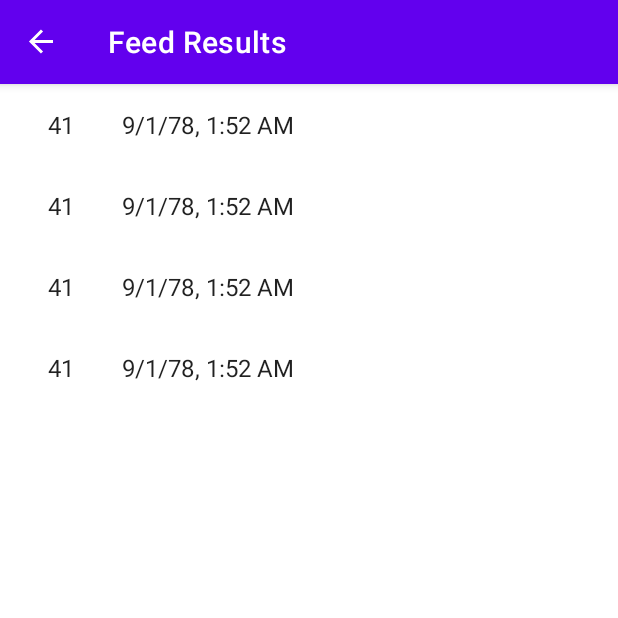
After one commit to m0rk4/Android-Intro, an Android app: the FeedResultsFragment screen opened through its navigation route, on a phone screen of 412 x 824 dp, the top half of it. The commit adds this screen. Run offline under Robolectric (Android 15) with nearby library versions, the phone set to English and light mode, and no system bars; our stand-ins replace Room's generated code, navigation-ui.

Commit message:
Skeleton of feed results added

```diff
--- a/app/build.gradle
+++ b/app/build.gradle
@@ -52,6 +52,7 @@ dependencies {
     implementation 'androidx.lifecycle:lifecycle-livedata-ktx:2.4.1'
     implementation 'androidx.lifecycle:lifecycle-viewmodel-ktx:2.4.1'
     implementation 'androidx.legacy:legacy-support-v4:1.0.0'
+    implementation 'androidx.recyclerview:recyclerview:1.2.1'
     testImplementation 'junit:junit:4.13.2'
     androidTestImplementation 'androidx.test.ext:junit:1.1.3'
     androidTestImplementation 'androidx.test.espresso:espresso-core:3.4.0'
--- a/app/src/main/java/com/example/feedthenyusha/AboutDeveloperFragment.kt
+++ b/app/src/main/java/com/example/feedthenyusha/about/developer/AboutDeveloperFragment.kt
@@ -1,10 +1,11 @@
-package com.example.feedthenyusha
+package com.example.feedthenyusha.about.developer
 
 import android.os.Bundle
 import android.view.LayoutInflater
 import android.view.View
 import android.view.ViewGroup
 import androidx.fragment.app.Fragment
+import com.example.feedthenyusha.R
 
 class AboutDeveloperFragment : Fragment() {
 
--- a/app/src/main/java/com/example/feedthenyusha/game/GameFragment.kt
+++ b/app/src/main/java/com/example/feedthenyusha/game/GameFragment.kt
@@ -81,6 +81,8 @@ class GameFragment : Fragment() {
                 .navigate(GameFragmentDirections.actionGameFragmentToAboutDeveloperFragment())
             R.id.sign_out -> userProfileViewModel.resetUser(binding.root.context)
             R.id.save -> saveResult()
+            R.id.results -> findNavController()
+                .navigate(GameFragmentDirections.actionGameFragmentToFeedResultsFragment())
         }
         return true
     }
--- /dev/null
+++ b/app/src/main/java/com/example/feedthenyusha/results/FeedResultsFragment.kt
@@ -0,0 +1,43 @@
+package com.example.feedthenyusha.results
+
+import android.os.Bundle
+import android.view.LayoutInflater
+import android.view.View
+import android.view.ViewGroup
+import androidx.fragment.app.Fragment
+import androidx.recyclerview.widget.LinearLayoutManager
+import androidx.recyclerview.widget.RecyclerView
+import com.example.feedthenyusha.R
+import com.example.feedthenyusha.database.model.FeedResult
+
+/**
+ * A fragment representing a list of Items.
+ */
+class FeedResultsFragment : Fragment() {
+
+    override fun onCreate(savedInstanceState: Bundle?) {
+        super.onCreate(savedInstanceState)
+    }
+
+    override fun onCreateView(
+        inflater: LayoutInflater, container: ViewGroup?,
+        savedInstanceState: Bundle?
+    ): View? {
+        val view = inflater.inflate(R.layout.feed_results_fragment_list, container, false)
+
+        if (view is RecyclerView) {
+            with(view) {
+                layoutManager = LinearLayoutManager(context)
+                adapter = FeedResultsRecyclerViewAdapter(
+                    listOf(
+                        FeedResult("go", 273462746274, 41),
+                        FeedResult("go", 273462746274, 41),
+                        FeedResult("go", 273462746274, 41),
+                        FeedResult("go", 273462746274, 41)
+                    )
+                )
+            }
+        }
+        return view
+    }
+}
--- /dev/null
+++ b/app/src/main/java/com/example/feedthenyusha/results/FeedResultsRecyclerViewAdapter.kt
@@ -0,0 +1,47 @@
+package com.example.feedthenyusha.results
+
+import android.os.Build
+import android.view.LayoutInflater
+import android.view.ViewGroup
+import android.widget.TextView
+import androidx.annotation.RequiresApi
+import androidx.recyclerview.widget.RecyclerView
+import com.example.feedthenyusha.database.model.FeedResult
+import com.example.feedthenyusha.databinding.FeedResultsFragmentBinding
+import java.time.Instant
+import java.time.ZoneId
+import java.time.format.DateTimeFormatter
+import java.time.format.FormatStyle
+
+class FeedResultsRecyclerViewAdapter(
+    private val values: List<FeedResult>
+) : RecyclerView.Adapter<FeedResultsRecyclerViewAdapter.ViewHolder>() {
+
+    override fun onCreateViewHolder(parent: ViewGroup, viewType: Int): ViewHolder {
+        return ViewHolder(
+            FeedResultsFragmentBinding.inflate(
+                LayoutInflater.from(parent.context),
+                parent,
+                false
+            )
+        )
+
+    }
+
+    @RequiresApi(Build.VERSION_CODES.O)
+    override fun onBindViewHolder(holder: ViewHolder, position: Int) {
+        val item = values[position]
+        holder.satiety.text = item.satiety.toString()
+        holder.time.text = DateTimeFormatter.ofLocalizedDateTime(FormatStyle.SHORT)
+            .withZone(ZoneId.systemDefault()).format(Instant.ofEpochMilli(item.time))
+    }
+
+    override fun getItemCount() = values.size
+
+    inner class ViewHolder(binding: FeedResultsFragmentBinding) :
+        RecyclerView.ViewHolder(binding.root) {
+        val satiety: TextView = binding.satiety
+        val time: TextView = binding.time
+    }
+
+}
--- /dev/null
+++ b/app/src/main/java/com/example/feedthenyusha/results/FeedResultsViewModel.kt
@@ -0,0 +1,8 @@
+package com.example.feedthenyusha.results
+
+import androidx.lifecycle.ViewModel
+import com.example.feedthenyusha.database.dao.FeedResultDao
+
+class FeedResultsViewModel(private val dao: FeedResultDao): ViewModel() {
+
+}
--- /dev/null
+++ b/app/src/main/res/drawable/ic_results_table.xml
@@ -0,0 +1,5 @@
+<vector android:autoMirrored="true" android:height="24dp"
+    android:tint="#02FFF7" android:viewportHeight="24"
+    android:viewportWidth="24" android:width="24dp" xmlns:android="http://schemas.android.com/apk/res/android">
+    <path android:fillColor="@android:color/white" android:pathData="M10,10.02h5L15,21h-5zM17,21h3c1.1,0 2,-0.9 2,-2v-9h-5v11zM20,3L5,3c-1.1,0 -2,0.9 -2,2v3h19L22,5c0,-1.1 -0.9,-2 -2,-2zM3,19c0,1.1 0.9,2 2,2h3L8,10L3,10v9z"/>
+</vector>
--- a/app/src/main/res/layout/about_developer_fragment.xml
+++ b/app/src/main/res/layout/about_developer_fragment.xml
@@ -4,7 +4,7 @@
     xmlns:tools="http://schemas.android.com/tools"
     android:layout_width="match_parent"
     android:layout_height="match_parent"
-    tools:context=".AboutDeveloperFragment">
+    tools:context=".about.developer.AboutDeveloperFragment">
 
     <androidx.constraintlayout.widget.ConstraintLayout
         android:layout_width="match_parent"
--- /dev/null
+++ b/app/src/main/res/layout/feed_results_fragment.xml
@@ -0,0 +1,20 @@
+<?xml version="1.0" encoding="utf-8"?>
+<LinearLayout xmlns:android="http://schemas.android.com/apk/res/android"
+    android:layout_width="wrap_content"
+    android:layout_height="wrap_content"
+    android:orientation="horizontal">
+
+    <TextView
+        android:id="@+id/satiety"
+        android:layout_width="wrap_content"
+        android:layout_height="wrap_content"
+        android:layout_margin="@dimen/text_margin"
+        android:textAppearance="?attr/textAppearanceListItem" />
+
+    <TextView
+        android:id="@+id/time"
+        android:layout_width="wrap_content"
+        android:layout_height="wrap_content"
+        android:layout_margin="@dimen/text_margin"
+        android:textAppearance="?attr/textAppearanceListItem" />
+</LinearLayout>
--- /dev/null
+++ b/app/src/main/res/layout/feed_results_fragment_list.xml
@@ -0,0 +1,13 @@
+<?xml version="1.0" encoding="utf-8"?>
+<androidx.recyclerview.widget.RecyclerView xmlns:android="http://schemas.android.com/apk/res/android"
+    xmlns:app="http://schemas.android.com/apk/res-auto"
+    xmlns:tools="http://schemas.android.com/tools"
+    android:id="@+id/list"
+    android:name="com.example.feedthenyusha.results.FeedResultsFragment"
+    android:layout_width="match_parent"
+    android:layout_height="match_parent"
+    android:layout_marginLeft="16dp"
+    android:layout_marginRight="16dp"
+    app:layoutManager="LinearLayoutManager"
+    tools:context=".results.FeedResultsFragment"
+    tools:listitem="@layout/feed_results_fragment" />
--- a/app/src/main/res/menu/main_menu.xml
+++ b/app/src/main/res/menu/main_menu.xml
@@ -22,4 +22,10 @@
         android:title="@string/save"
         app:showAsAction="ifRoom" />
 
+    <item
+        android:id="@+id/results"
+        android:icon="@drawable/ic_results_table"
+        android:orderInCategory="4"
+        android:title="@string/results"
+        app:showAsAction="ifRoom" />
 </menu>
--- a/app/src/main/res/navigation/nav_graph.xml
+++ b/app/src/main/res/navigation/nav_graph.xml
@@ -23,10 +23,22 @@
             app:exitAnim="@android:anim/fade_out"
             app:popEnterAnim="@android:anim/fade_in"
             app:popExitAnim="@android:anim/slide_out_right" />
+        <action
+            android:id="@+id/action_gameFragment_to_feedResultsFragment"
+            app:destination="@id/feedResultsFragment"
+            app:enterAnim="@android:anim/slide_in_left"
+            app:exitAnim="@android:anim/fade_out"
+            app:popEnterAnim="@android:anim/fade_in"
+            app:popExitAnim="@android:anim/slide_out_right" />
     </fragment>
     <fragment
         android:id="@+id/aboutDeveloperFragment"
-        android:name="com.example.feedthenyusha.AboutDeveloperFragment"
+        android:name="com.example.feedthenyusha.about.developer.AboutDeveloperFragment"
         android:label="Developer"
         tools:layout="@layout/about_developer_fragment" />
+    <fragment
+        android:id="@+id/feedResultsFragment"
+        android:name="com.example.feedthenyusha.results.FeedResultsFragment"
+        android:label="Feed Results"
+        tools:layout="@layout/feed_results_fragment_list" />
 </navigation>
--- /dev/null
+++ b/app/src/main/res/values/dimens.xml
@@ -0,0 +1,4 @@
+<?xml version="1.0" encoding="utf-8"?>
+<resources>
+    <dimen name="text_margin">16dp</dimen>
+</resources>
--- a/app/src/main/res/values/strings.xml
+++ b/app/src/main/res/values/strings.xml
@@ -14,4 +14,5 @@
     <string name="sign_out">Sign Out</string>
     <string name="save_success_text">Saved successfully</string>
     <string name="save">Save</string>
+    <string name="results">Results</string>
 </resources>
```
